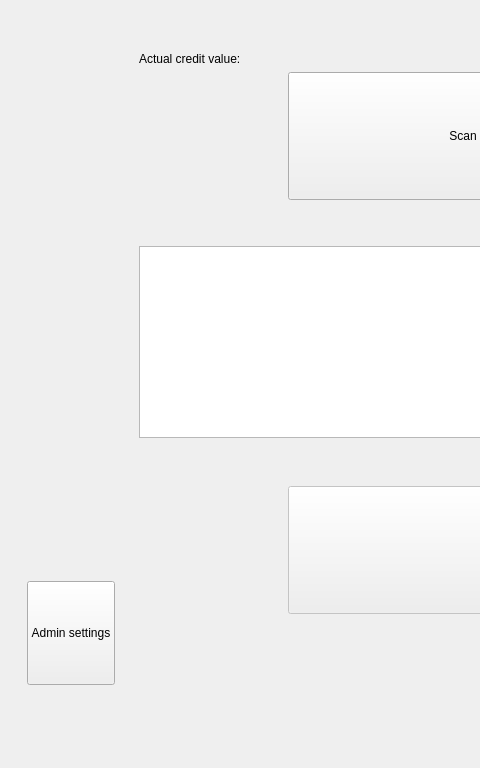
Qt form blue-app/ui/MainWindow.ui (matus-u/sz-bluetooth) before a commit; both pictures show x 0 to 480 and y 0 to 768 of the 1024 by 768 pixel window.
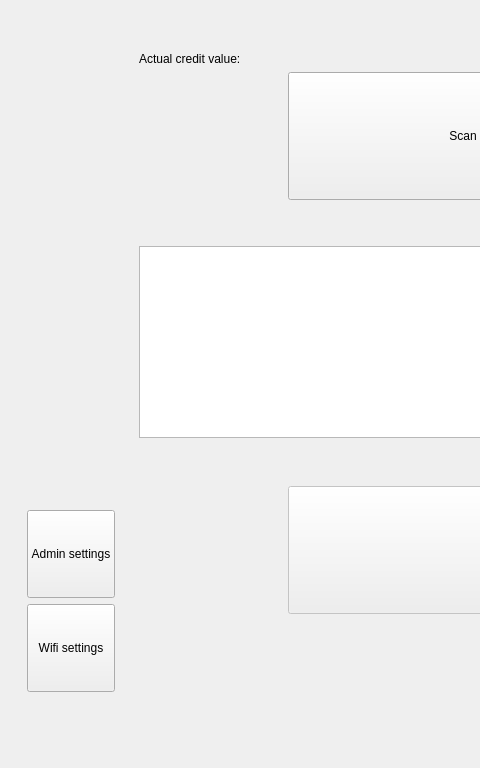
The same form after that commit.

Commit message: store/load wifi settings

What changed in the file:
```diff
--- a/blue-app/ui/MainWindow.ui
+++ b/blue-app/ui/MainWindow.ui
@@ -16,7 +16,7 @@
   <widget class="QWidget" name="centralwidget">
    <layout class="QHBoxLayout" name="horizontalLayout_3" stretch="1,6,1">
     <item>
-     <layout class="QVBoxLayout" name="verticalLayout_3" stretch="1,10,2,1">
+     <layout class="QVBoxLayout" name="verticalLayout_3" stretch="1,10,4,1">
       <item>
        <spacer name="horizontalSpacer_5">
         <property name="orientation">
@@ -59,6 +59,8 @@
          </spacer>
         </item>
         <item>
+         <layout class="QVBoxLayout" name="verticalLayout_4">
+          <item>
          <widget class="QPushButton" name="adminSettingsButton">
           <property name="sizePolicy">
            <sizepolicy hsizetype="Minimum" vsizetype="Minimum">
@@ -70,6 +72,21 @@
            <string>Admin settings</string>
           </property>
          </widget>
+          </item>
+          <item>
+           <widget class="QPushButton" name="wifiSettingsButton">
+            <property name="sizePolicy">
+             <sizepolicy hsizetype="Minimum" vsizetype="Minimum">
+              <horstretch>0</horstretch>
+              <verstretch>0</verstretch>
+             </sizepolicy>
+            </property>
+            <property name="text">
+             <string>Wifi settings</string>
+            </property>
+           </widget>
+          </item>
+         </layout>
         </item>
         <item>
          <spacer name="horizontalSpacer_8">
```
Lines whose indentation alone changed are shown as unchanged. The commit also changes 5 other files.
